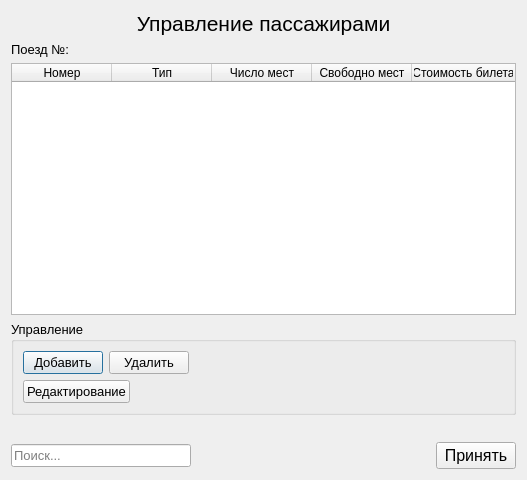
Above: dialog_controlpassengers.ui from zloysergunya/IS_Airport before the change. Below: the same form after it.
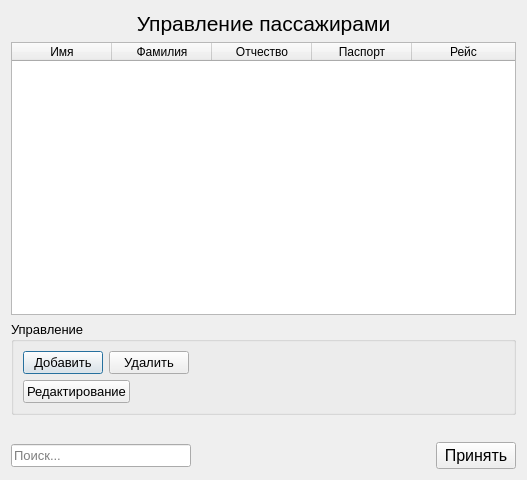
That is the form after the change.

```diff
--- a/dialog_controlpassengers.ui
+++ b/dialog_controlpassengers.ui
@@ -29,37 +29,6 @@
      </property>
     </widget>
    </item>
-   <item>
-    <layout class="QFormLayout" name="formLayout">
-     <property name="labelAlignment">
-      <set>Qt::AlignRight|Qt::AlignTrailing|Qt::AlignVCenter</set>
-     </property>
-     <item row="0" column="0">
-      <widget class="QLabel" name="labelTrain">
-       <property name="font">
-        <font>
-         <pointsize>10</pointsize>
-        </font>
-       </property>
-       <property name="text">
-        <string>Поезд №:</string>
-       </property>
-      </widget>
-     </item>
-     <item row="0" column="1">
-      <widget class="QLabel" name="number_train">
-       <property name="font">
-        <font>
-         <pointsize>10</pointsize>
-        </font>
-       </property>
-       <property name="text">
-        <string/>
-       </property>
-      </widget>
-     </item>
-    </layout>
-   </item>
    <item>
     <widget class="QTableWidget" name="tableWagons">
      <property name="editTriggers">
@@ -82,27 +51,27 @@
      </attribute>
      <column>
       <property name="text">
-       <string>Номер</string>
+       <string>Имя</string>
       </property>
      </column>
      <column>
       <property name="text">
-       <string>Тип</string>
+       <string>Фамилия</string>
       </property>
      </column>
      <column>
       <property name="text">
-       <string>Число мест</string>
+       <string>Отчество</string>
       </property>
      </column>
      <column>
       <property name="text">
-       <string>Свободно мест</string>
+       <string>Паспорт</string>
       </property>
      </column>
      <column>
       <property name="text">
-       <string>Стоимость билета</string>
+       <string>Рейс</string>
       </property>
      </column>
     </widget>
```
Left out of the diff: 6 changed lines with no effect on the pictures.
